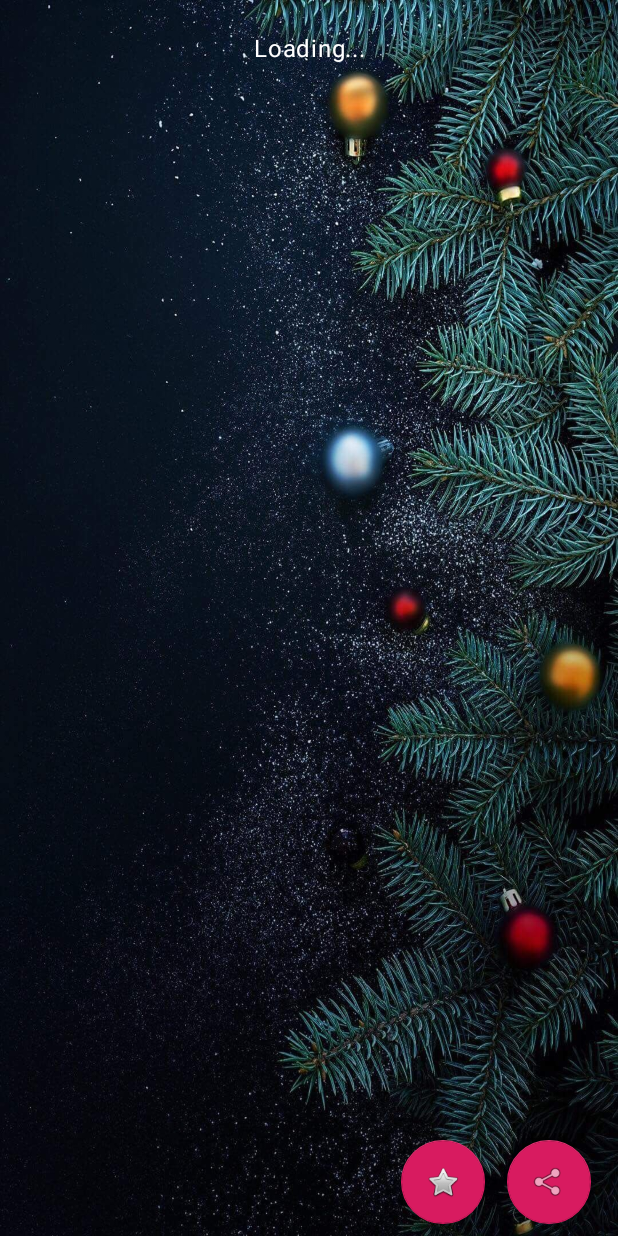
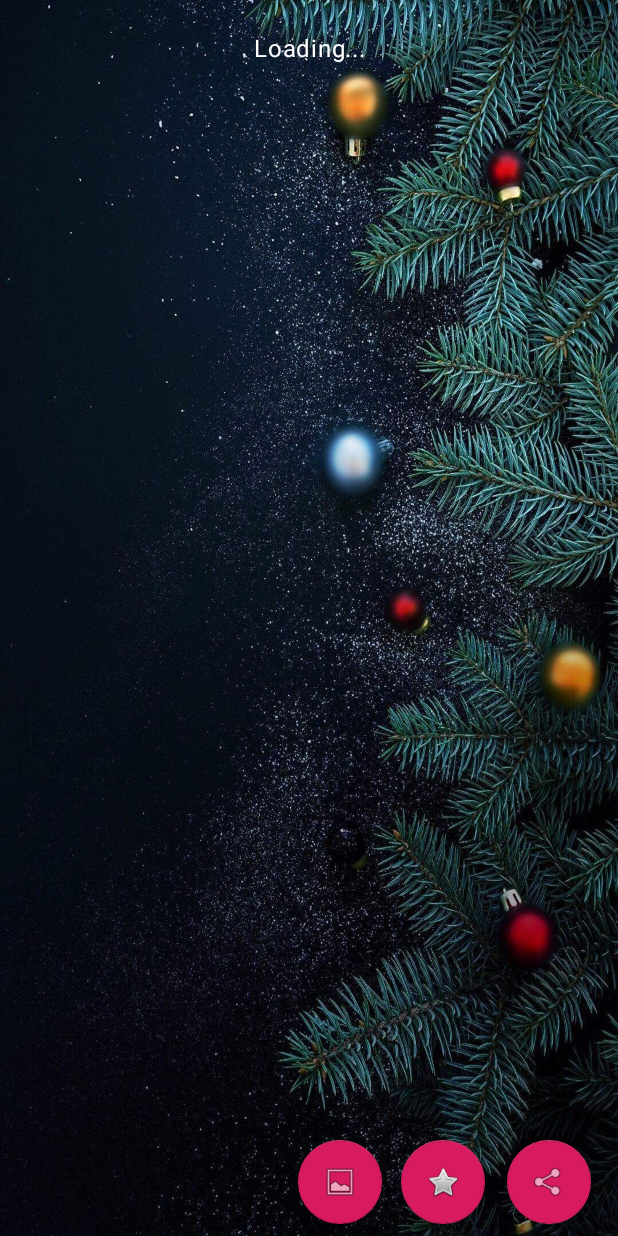
Before and after one commit to facundop/android-how_long_until_christmas, an Android app: the screen it shows after launch (MainActivity), on a phone screen of 412 x 824 dp. Run offline under Robolectric (Android 15) with nearby library versions, the phone set to English and light mode, and no system bars; our stand-ins replace AdMob; 3 statements that could not run were skipped.

Commit message:
Add option to select background

```diff
--- a/app/build.gradle
+++ b/app/build.gradle
@@ -14,8 +14,8 @@ android {
         applicationId "com.facundoprecentado.howlonguntilchristmas"
         minSdkVersion 22
         targetSdkVersion 28
-        versionCode 12
-        versionName "1.12"
+        versionCode 13
+        versionName "1.13"
         testInstrumentationRunner "android.support.test.runner.AndroidJUnitRunner"
         signingConfig signingConfigs.release
     }
--- a/app/src/main/java/com/facundoprecentado/howlonguntilchristmas/MainActivity.java
+++ b/app/src/main/java/com/facundoprecentado/howlonguntilchristmas/MainActivity.java
@@ -1,7 +1,9 @@
 package com.facundoprecentado.howlonguntilchristmas;
 
 import android.annotation.TargetApi;
+import android.content.Context;
 import android.content.Intent;
+import android.content.SharedPreferences;
 import android.icu.util.TimeZone;
 import android.net.Uri;
 import android.os.Build;
@@ -62,19 +64,9 @@ public class MainActivity extends AppCompatActivity implements RewardedVideoAdLi
     private Button calculateTimeButton;
     private FloatingActionButton shareButton;
     private FloatingActionButton rateButton;
+    private FloatingActionButton selectBackgroundButton;
 
-    private ConstraintLayout mainContentConstraintLayout;
-
-    // TODO: Move to a select screen
-    int[] drawablearray=new int[]{R.drawable.background_01,
-            R.drawable.background_02,
-            R.drawable.background_03,
-            R.drawable.background_04,
-            R.drawable.background_05,
-            R.drawable.background_06,
-            R.drawable.background_07};
-    Timer _t;
-    public static int count=0;
+    private ConstraintLayout contentLayout;
 
     @Override
     protected void onCreate(Bundle savedInstanceState) {
@@ -119,6 +111,15 @@ public class MainActivity extends AppCompatActivity implements RewardedVideoAdLi
             }
         });
 
+        selectBackgroundButton = (FloatingActionButton) findViewById(R.id.selectBackgroundButton);
+        selectBackgroundButton.setOnClickListener(new View.OnClickListener() {
+            @Override
+            public void onClick(View v) {
+                Intent selectBackgroundIntent = new Intent(MainActivity.this, SelectBackgroundActivity.class);
+                startActivityForResult(selectBackgroundIntent, 0);
+            }
+        });
+
         daysEditText = (TextInputLayout) findViewById(R.id.days_text_input);
         daysEditText.setVisibility(View.GONE);
         hoursEditText = (TextInputLayout) findViewById(R.id.hours_text_input);
@@ -130,23 +131,17 @@ public class MainActivity extends AppCompatActivity implements RewardedVideoAdLi
 
         merryChristmasText = (TextView) findViewById(R.id.merryChristmasView);
         merryChristmasText.setVisibility(View.GONE);
+    }
 
-        mainContentConstraintLayout = (ConstraintLayout) findViewById(R.id.mainContentConstraintLayout);
+    // TODO: Emprolijar flujo
+    @Override
+    protected void onActivityResult(int requestCode, int resultCode, Intent data) {
+        SharedPreferences sharedPref = this.getSharedPreferences("my_prefs", Context.MODE_PRIVATE);
+        int background = sharedPref.getInt("background_resource", R.drawable.background_01);
 
-        _t = new Timer();
-        _t.scheduleAtFixedRate(new TimerTask() {
-                @Override
-                public void run() {
-                    runOnUiThread(new Runnable() {
-                    public void run() {
-                        if (count < drawablearray.length) {
-                            mainContentConstraintLayout.setBackgroundResource(drawablearray[count]);
-                            count = (count + 1) % drawablearray.length;
-                        }
-                    }
-                });
-            }
-        }, 1000, 10000);
+        contentLayout = findViewById(R.id.mainContentConstraintLayout);
+        contentLayout.setBackgroundResource(background);
+
     }
 
     private void loadRewardedVideoAd() {
@@ -223,12 +218,6 @@ public class MainActivity extends AppCompatActivity implements RewardedVideoAdLi
         }.start();
     }
 
-    // TODO: Move this to CardView
-    private void changeBackgroundImage() {
-        mainContentConstraintLayout = (ConstraintLayout) findViewById(R.id.mainContentConstraintLayout);
-        mainContentConstraintLayout.setBackgroundResource(R.drawable.background_02);
-    }
-
     // Not replacing with Calendar. Just waiting for devices to move up to API 26 to deprecate this.
     private long getDiffUntilChristmasInMillisForOlderDevices() {
         try {
@@ -273,7 +262,7 @@ public class MainActivity extends AppCompatActivity implements RewardedVideoAdLi
     public void onRewardedVideoAdLoaded() {
         calculateTimeButton.setClickable(true);
         calculateTimeButton.setText(R.string.calculate_time_button);
-        Toast.makeText(this, "Resource loaded.", Toast.LENGTH_SHORT).show();
+        //Toast.makeText(this, "Resource loaded.", Toast.LENGTH_SHORT).show();
     }
 
     @Override
--- a/app/src/main/res/layout/content_main.xml
+++ b/app/src/main/res/layout/content_main.xml
@@ -147,6 +147,20 @@
         app:layout_constraintVertical_bias="0.63" />
 
     <android.support.design.widget.FloatingActionButton
+        android:id="@+id/selectBackgroundButton"
+        android:layout_width="wrap_content"
+        android:layout_height="wrap_content"
+        android:layout_marginStart="8dp"
+        android:layout_marginEnd="8dp"
+        android:layout_marginBottom="8dp"
+        app:layout_constraintBottom_toBottomOf="parent"
+        app:layout_constraintEnd_toStartOf="@+id/rateButton"
+        app:layout_constraintHorizontal_bias="0.976"
+        app:layout_constraintStart_toStartOf="parent"
+        app:srcCompat="@android:drawable/ic_menu_gallery" />
+
+
+    <android.support.design.widget.FloatingActionButton
         android:id="@+id/rateButton"
         android:layout_width="wrap_content"
         android:layout_height="wrap_content"
```
Also changed, not shown: app/src/main/AndroidManifest.xml (+9 -5 lines), app/src/main/java/com/facundoprecentado/howlonguntilchristmas/BackgroundRecyclerViewDataAdapter.java (added, +110 -0 lines), app/src/main/java/com/facundoprecentado/howlonguntilchristmas/BackgroundRecyclerViewItem.java (added, +31 -0 lines), app/src/main/java/com/facundoprecentado/howlonguntilchristmas/BackgroundRecyclerViewItemHolder.java (added, +29 -0 lines), app/src/main/java/com/facundoprecentado/howlonguntilchristmas/SelectBackgroundActivity.java (added, +51 -0 lines), app/src/main/res/layout/activity_card_view_item.xml (added, +33 -0 lines), app/src/main/res/layout/activity_select_background.xml (added, +19 -0 lines).
